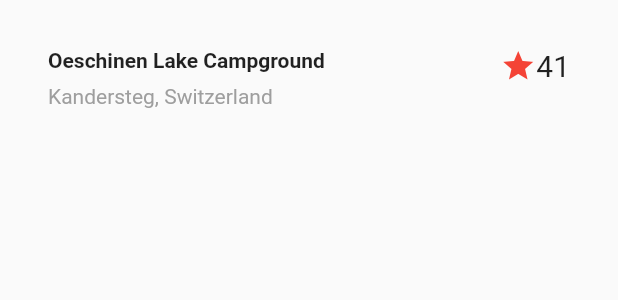
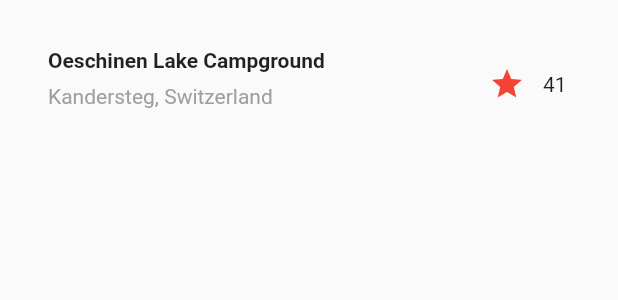
Before and after one commit to felipesantanadev/flutter-layouts, a Flutter app: the TitleSection widget shown alone on an empty page, opened directly, on a phone screen of 412 x 824 dp. Shown: the top 300 px of the screen. Run offline on Flutter 3.47's test engine with Material 2 defaults, Android fonts, the phone set to English and light mode, and no system bars.

Commit message:
Working with Navigator - Layout 02

```diff
--- a/lib/main.dart
+++ b/lib/main.dart
@@ -1,5 +1,7 @@
 import 'package:flutter/material.dart';
+import 'package:flutter_layouts/pages/home.dart';
 import './pages/layout01.dart';
+import 'helpers/routeHelper.dart';
 
 void main() => runApp(MyApp());
 
@@ -13,7 +15,9 @@ class MyApp extends StatelessWidget {
       theme: ThemeData(
         primarySwatch: Colors.blue,
       ),
-      home: Layout01()
+      initialRoute: '/',
+      routes: RouteHelper.buildRoutes(),
+      // home: HomePage() -> Warning: When using initialRoute, don’t define a home property.
     );
   }
 }
--- /dev/null
+++ b/lib/widgets/layout01/favoriteWidget.dart
@@ -0,0 +1,47 @@
+import 'package:flutter/cupertino.dart';
+import 'package:flutter/material.dart';
+
+class FavoriteWidget extends StatefulWidget {
+  @override
+  State<StatefulWidget> createState() => FavoriteWidgetState();
+}
+
+class FavoriteWidgetState extends State<FavoriteWidget> {
+  bool _isFavorited = true;
+  int _favoriteCount = 41;
+
+  @override
+  Widget build(BuildContext context) {
+    return Row(
+      mainAxisSize: MainAxisSize.min,
+      children: <Widget>[
+        Container(
+          padding: EdgeInsets.all(0),
+          child: IconButton(
+            icon: _isFavorited ? Icon(Icons.star) : Icon(Icons.star_border),
+            color: Colors.red[500],
+            onPressed: _toggleFavorite,
+          ),
+        ),
+        SizedBox(
+          width: 18,
+          child: Container(
+            child: Text('$_favoriteCount'),
+          ),
+        )
+      ],
+    );
+  }
+
+  void _toggleFavorite(){
+    setState(() {
+      if(_isFavorited){
+        _favoriteCount -= 1;
+        _isFavorited = false;
+      } else {
+        _favoriteCount += 1;
+        _isFavorited = true;
+      }
+    });
+  }
+}
--- a/lib/widgets/layout01/titleSection.dart
+++ b/lib/widgets/layout01/titleSection.dart
@@ -1,5 +1,6 @@
 import 'package:flutter/cupertino.dart';
 import 'package:flutter/material.dart';
+import './favoriteWidget.dart';
 
 class TitleSection extends StatelessWidget {
   @override
@@ -28,13 +29,9 @@ class TitleSection extends StatelessWidget {
           ),
           Column(
             children: <Widget>[
-              Icon(Icons.star, color: Colors.red[500])
+              FavoriteWidget()
             ],
           ),
-          Column(
-            children: <Widget>[
-              Text('41', style: TextStyle(fontSize: 20.0),)
-          ],)
         ],
       ),
     );
```
Also changed, not shown: lib/helpers/buttonHelper.dart (added, +24 -0 lines), lib/helpers/routeHelper.dart (added, +16 -0 lines), lib/pages/home.dart (added, +43 -0 lines), lib/pages/layout02.dart (added, +32 -0 lines), lib/widgets/layout02/namedNavigation.dart (added, +22 -0 lines), lib/widgets/layout02/simpleNavigation.dart (added, +22 -0 lines), 1 other file.
